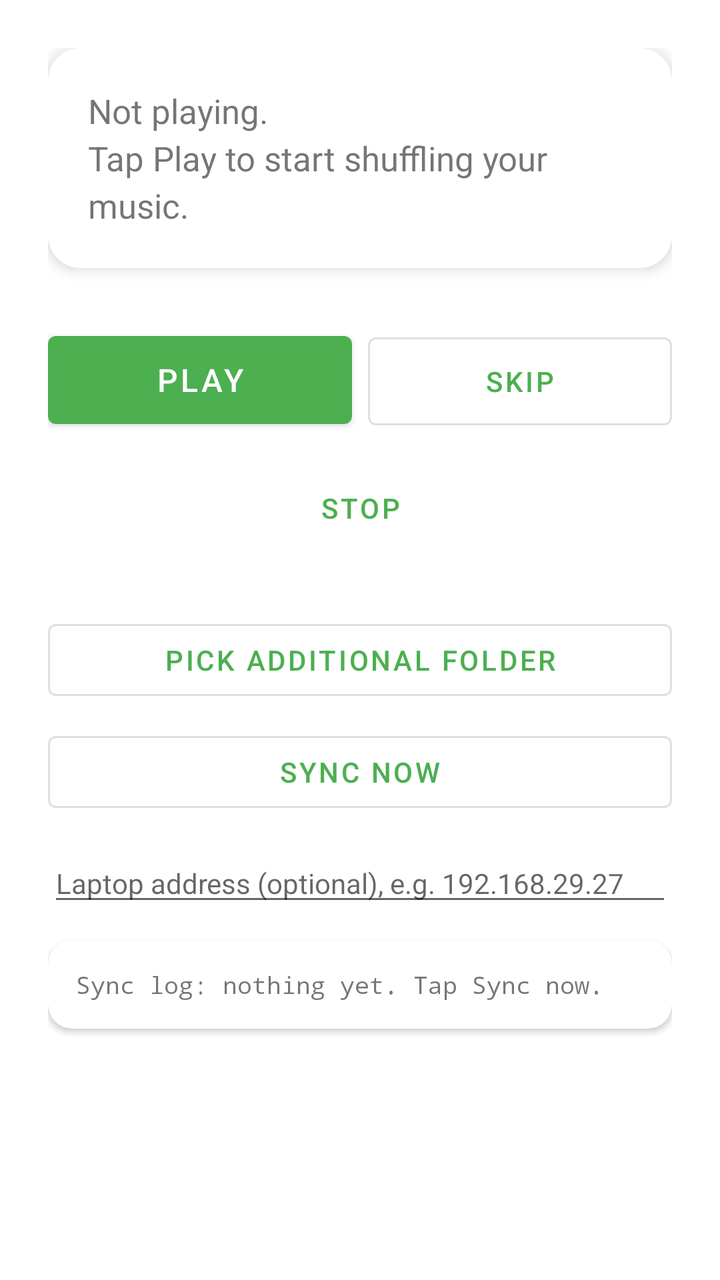
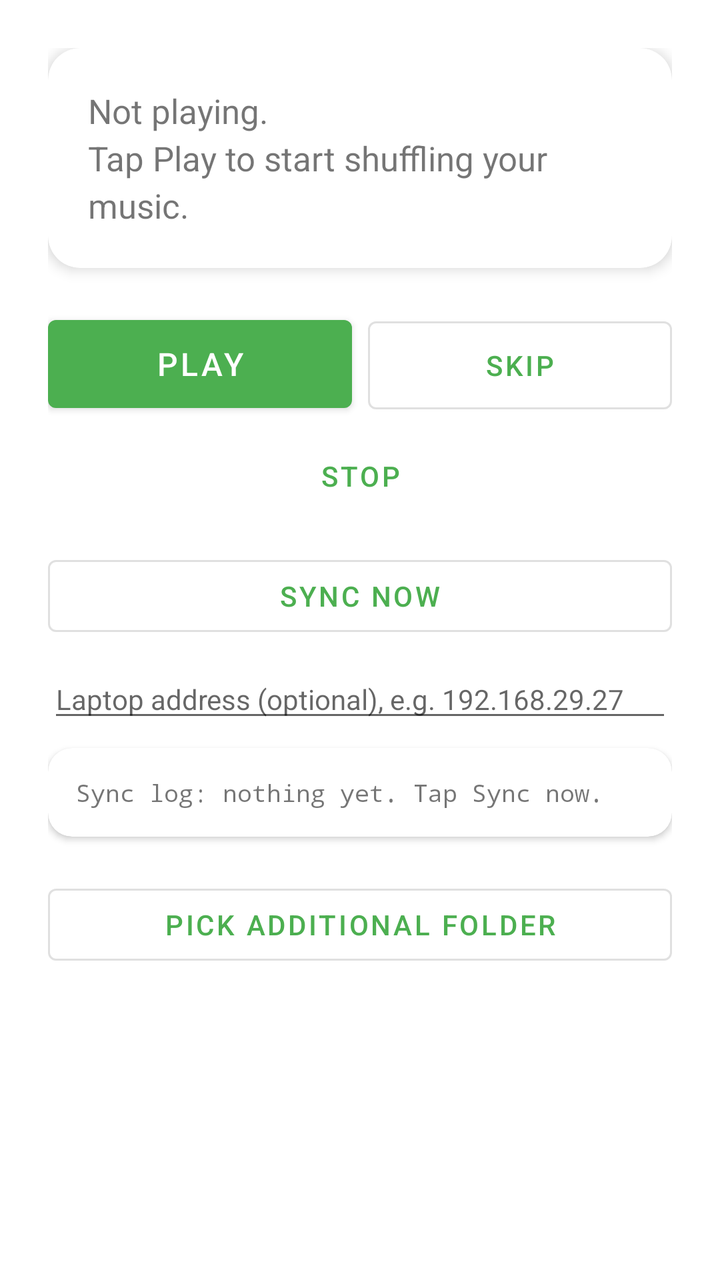

Screens rendered from an Android XML layout before and after an edit, with the pre-edit source and the edit as a unified diff.
<!-- AndroidManifest.xml: application theme Theme.MusicPlayer -->
<!-- res/layout/activity_main.xml -->
<?xml version="1.0" encoding="utf-8"?>
<ScrollView xmlns:android="http://schemas.android.com/apk/res/android"
    xmlns:app="http://schemas.android.com/apk/res-auto"
    android:layout_width="match_parent"
    android:layout_height="match_parent"
    android:fillViewport="true">

    <LinearLayout
        android:layout_width="match_parent"
        android:layout_height="wrap_content"
        android:orientation="vertical"
        android:padding="24dp"
        android:gravity="center_horizontal">

        <com.google.android.material.card.MaterialCardView
            android:layout_width="match_parent"
            android:layout_height="wrap_content"
            android:layout_marginBottom="28dp"
            app:cardCornerRadius="16dp"
            app:cardElevation="4dp">

            <TextView
                android:id="@+id/statusText"
                android:layout_width="match_parent"
                android:layout_height="wrap_content"
                android:padding="20dp"
                android:text="@string/status_idle"
                android:textSize="17sp"
                android:lineSpacingExtra="4dp" />

        </com.google.android.material.card.MaterialCardView>

        <LinearLayout
            android:layout_width="match_parent"
            android:layout_height="wrap_content"
            android:orientation="horizontal"
            android:layout_marginBottom="12dp">

            <com.google.android.material.button.MaterialButton
                android:id="@+id/playPauseButton"
                android:layout_width="0dp"
                android:layout_height="56dp"
                android:layout_weight="1"
                android:layout_marginEnd="8dp"
                android:textSize="16sp"
                android:text="@string/btn_play" />

            <com.google.android.material.button.MaterialButton
                android:id="@+id/skipButton"
                style="@style/Widget.MaterialComponents.Button.OutlinedButton"
                android:layout_width="0dp"
                android:layout_height="56dp"
                android:layout_weight="1"
                android:text="@string/btn_skip" />

        </LinearLayout>

        <com.google.android.material.button.MaterialButton
            android:id="@+id/stopButton"
            style="@style/Widget.MaterialComponents.Button.TextButton"
            android:layout_width="match_parent"
            android:layout_height="wrap_content"
            android:layout_marginBottom="28dp"
            android:text="@string/btn_stop" />

        <com.google.android.material.button.MaterialButton
            android:id="@+id/pickFolderButton"
            style="@style/Widget.MaterialComponents.Button.OutlinedButton"
            android:layout_width="match_parent"
            android:layout_height="wrap_content"
            android:layout_marginBottom="8dp"
            android:text="@string/btn_pick_folder" />

        <com.google.android.material.button.MaterialButton
            android:id="@+id/syncButton"
            style="@style/Widget.MaterialComponents.Button.OutlinedButton"
            android:layout_width="match_parent"
            android:layout_height="wrap_content"
            android:text="@string/btn_sync" />

        <EditText
            android:id="@+id/manualHost"
            android:layout_width="match_parent"
            android:layout_height="wrap_content"
            android:layout_marginTop="12dp"
            android:hint="@string/hint_laptop_address"
            android:inputType="text"
            android:maxLines="1"
            android:textSize="14sp" />

        <com.google.android.material.card.MaterialCardView
            android:layout_width="match_parent"
            android:layout_height="wrap_content"
            android:layout_marginTop="12dp"
            app:cardCornerRadius="12dp"
            app:cardElevation="2dp">

            <TextView
                android:id="@+id/syncLog"
                android:layout_width="match_parent"
                android:layout_height="wrap_content"
                android:padding="14dp"
                android:fontFamily="monospace"
                android:text="@string/sync_log_empty"
                android:textSize="12sp" />

        </com.google.android.material.card.MaterialCardView>

    </LinearLayout>

</ScrollView>
<!-- resources referenced by this layout -->
<resources>
  <string name="btn_pick_folder">Pick additional folder</string>
  <string name="btn_play">Play</string>
  <string name="btn_skip">Skip</string>
  <string name="btn_stop">Stop</string>
  <string name="btn_sync">Sync now</string>
  <string name="hint_laptop_address">Laptop address (optional), e.g. 192.168.29.27</string>
  <string name="status_idle">Not playing.\nTap Play to start shuffling your music.</string>
  <string name="sync_log_empty">Sync log: nothing yet. Tap "Sync now".</string>
  <style name="Theme.MusicPlayer" parent="Theme.MaterialComponents.DayNight.NoActionBar">
          <item name="colorPrimary">@color/brand_accent</item>
          <item name="colorPrimaryDark">@color/ic_launcher_background</item>
          <item name="colorAccent">@color/brand_accent</item>
      </style>
  <color name="brand_accent">#4CAF50</color>
  <color name="ic_launcher_background">#1E1E1E</color>
</resources>

<!-- the commit's change to res/layout/activity_main.xml (unified diff, before → after) -->
@@ -15,7 +15,7 @@
         <com.google.android.material.card.MaterialCardView
             android:layout_width="match_parent"
             android:layout_height="wrap_content"
-            android:layout_marginBottom="28dp"
+            android:layout_marginBottom="20dp"
             app:cardCornerRadius="16dp"
             app:cardElevation="4dp">
 
@@ -34,7 +34,7 @@
             android:layout_width="match_parent"
             android:layout_height="wrap_content"
             android:orientation="horizontal"
-            android:layout_marginBottom="12dp">
+            android:layout_marginBottom="4dp">
 
             <com.google.android.material.button.MaterialButton
                 android:id="@+id/playPauseButton"
@@ -60,16 +60,8 @@
             style="@style/Widget.MaterialComponents.Button.TextButton"
             android:layout_width="match_parent"
             android:layout_height="wrap_content"
-            android:layout_marginBottom="28dp"
+            android:layout_marginBottom="12dp"
             android:text="@string/btn_stop" />
-
-        <com.google.android.material.button.MaterialButton
-            android:id="@+id/pickFolderButton"
-            style="@style/Widget.MaterialComponents.Button.OutlinedButton"
-            android:layout_width="match_parent"
-            android:layout_height="wrap_content"
-            android:layout_marginBottom="8dp"
-            android:text="@string/btn_pick_folder" />
 
         <com.google.android.material.button.MaterialButton
             android:id="@+id/syncButton"
@@ -82,7 +74,7 @@
             android:id="@+id/manualHost"
             android:layout_width="match_parent"
             android:layout_height="wrap_content"
-            android:layout_marginTop="12dp"
+            android:layout_marginTop="8dp"
             android:hint="@string/hint_laptop_address"
             android:inputType="text"
             android:maxLines="1"
@@ -91,7 +83,8 @@
         <com.google.android.material.card.MaterialCardView
             android:layout_width="match_parent"
             android:layout_height="wrap_content"
-            android:layout_marginTop="12dp"
+            android:layout_marginTop="8dp"
+            android:layout_marginBottom="20dp"
             app:cardCornerRadius="12dp"
             app:cardElevation="2dp">
 
@@ -102,10 +95,18 @@
                 android:padding="14dp"
                 android:fontFamily="monospace"
                 android:text="@string/sync_log_empty"
+                android:textIsSelectable="true"
                 android:textSize="12sp" />
 
         </com.google.android.material.card.MaterialCardView>
 
+        <com.google.android.material.button.MaterialButton
+            android:id="@+id/pickFolderButton"
+            style="@style/Widget.MaterialComponents.Button.OutlinedButton"
+            android:layout_width="match_parent"
+            android:layout_height="wrap_content"
+            android:text="@string/btn_pick_folder" />
+
     </LinearLayout>
 
 </ScrollView>
